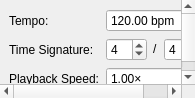
First picture: the form in ui/MusicPropertiesWidget.ui, repository BattyBovine/OpenDynamicCreator, before the edit.
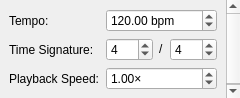
Second picture: the form after the edit.

```diff
--- a/ui/MusicPropertiesWidget.ui
+++ b/ui/MusicPropertiesWidget.ui
@@ -6,13 +6,13 @@
    <rect>
     <x>0</x>
     <y>0</y>
-    <width>195</width>
+    <width>240</width>
     <height>98</height>
    </rect>
   </property>
   <property name="minimumSize">
    <size>
-    <width>195</width>
+    <width>240</width>
     <height>98</height>
    </size>
   </property>
@@ -30,7 +30,7 @@
     <rect>
      <x>0</x>
      <y>0</y>
-     <width>195</width>
+     <width>240</width>
      <height>98</height>
     </rect>
    </property>
```
